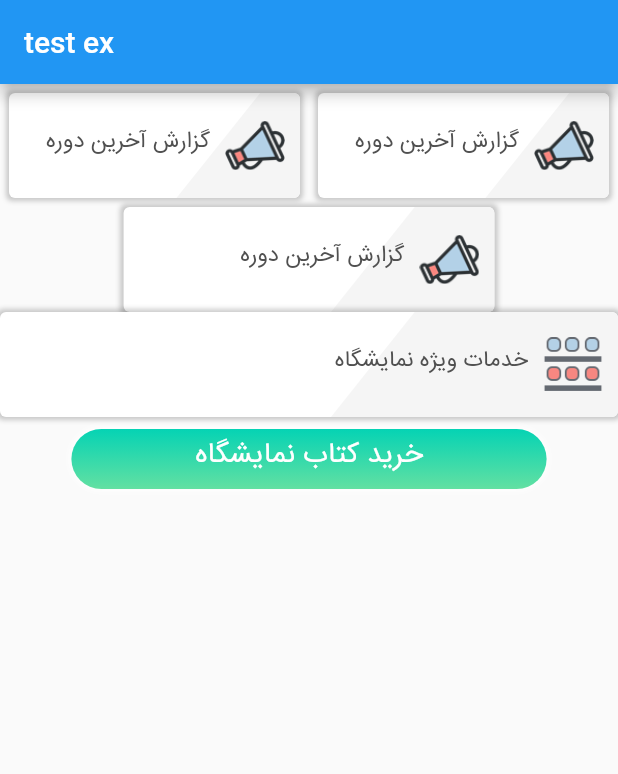
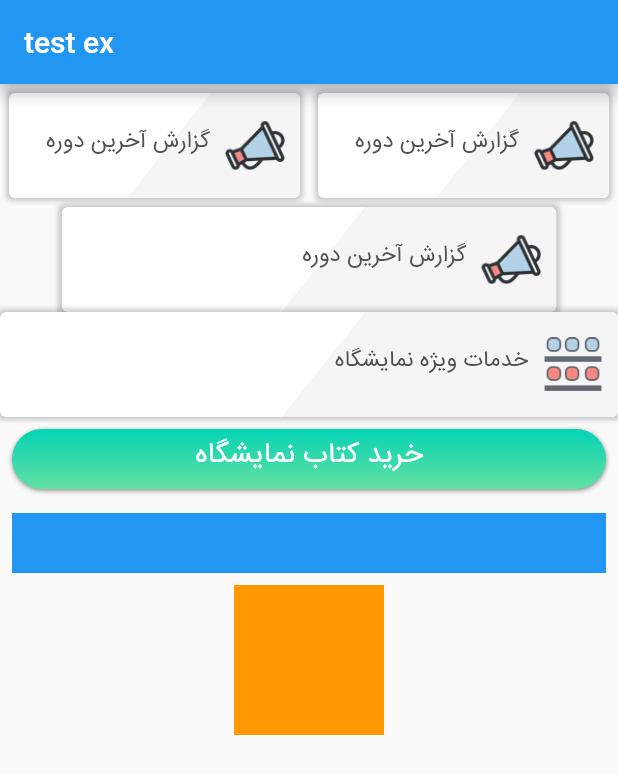
Before and after one commit to moodi1999/ex_test, a Flutter app: the screen it shows after launch, on a phone screen of 412 x 824 dp. Shown: the top 774 px of the screen. Run offline on Flutter 3.47's test engine with Material 2 defaults, Android fonts, the phone set to English and light mode, and no system bars.

```diff
--- a/lib/main.dart
+++ b/lib/main.dart
@@ -51,7 +51,7 @@ class HomeApp extends StatelessWidget {
             ),
             Center(
               child: FractionallySizedBox(
-                widthFactor: 0.6,
+                widthFactor: 0.8,
                 child: CustomCard(
                     text: "گزارش آخرین دوره",
                     imageUri: 'assets/iconnews_and_feed.png'),
@@ -69,17 +69,52 @@ class HomeApp extends StatelessWidget {
                   alignment: Alignment.center,
                   child: Text(
                     "خرید کتاب نمایشگاه",
-                    style: TextStyle(fontFamily: "Iran", color: Colors.white, fontSize: 19),
+                    style: TextStyle(
+                        fontFamily: "Iran", color: Colors.white, fontSize: 19),
                   ),
                 ),
+                onPressed: () {},
                 gradient: LinearGradient(
-                  colors: <Color>[Color(0xFF05D3B4),  Color(0xFF63E0A2)],
+                    colors: <Color>[Color(0xFF05D3B4), Color(0xFF63E0A2)],
                     end: Alignment.bottomCenter,
-                  begin: Alignment.topCenter
+                    begin: Alignment.topCenter),
               ),
-                onPressed: (){},
             ),
-            )
+            Padding(
+              padding: EdgeInsets.all(8),
+              child: Material(
+                color: Colors.transparent,
+                child: InkWell(
+                  onTap: () {},
+                  child: Column(
+                    children: <Widget>[
+                      Container(
+                        color: Colors.blue,
+                        height: 40,
+                        width: double.infinity,
+                      ),
+                    ],
+                  ),
+                ),
+              ),
+            ),
+            new Center(
+              child: new Container(
+                child: new Material(
+                  child: new InkWell(
+                    onTap: () {
+                      print("tapped");
+                    },
+                    child: new Container(
+                      width: 100.0,
+                      height: 100.0,
+                    ),
+                  ),
+                  color: Colors.transparent,
+                ),
+                color: Colors.orange,
+              ),
+            ),
           ],
         ),
       ),
@@ -120,7 +155,7 @@ class CustomCard extends StatelessWidget {
               Transform.scale(
                 scale: 3,
                 child: Transform.translate(
-                  offset: Offset(43, 20),
+                  offset: Offset(32, 20),
                   child: Transform.rotate(
                     angle: -pi / 3.5,
                     child: Container(
@@ -189,27 +224,26 @@ class GradientButton extends StatelessWidget {
 
   @override
   Widget build(BuildContext context) {
-    return FractionallySizedBox(
-      widthFactor: 0.8,
-      child: Container(
+    return Container(
         height: 40,
         decoration: BoxDecoration(
             gradient: gradient,
             borderRadius: BorderRadius.circular(30),
             boxShadow: [
               BoxShadow(
-              blurRadius: 2,
-              color: Colors.white70,
-              spreadRadius: 2
-            )
-          ]
-        ),
+                  color: Colors.black45, offset: Offset(0.2, 1), blurRadius: 2)
+            ]),
+        child: Material(
             child: InkWell(
-          onTap: onPressed,
+              borderRadius: BorderRadius.circular(30),
+              onTap: () {},
+              splashColor: Colors.white30,
+              child: new Container(
+                width: double.infinity,
+                height: double.infinity,
                 child: child,
-          borderRadius: BorderRadius.circular(30),
               ),
             ),
-    );
+            color: Colors.transparent));
   }
 }
```
Lines whose indentation alone changed are shown as unchanged.
